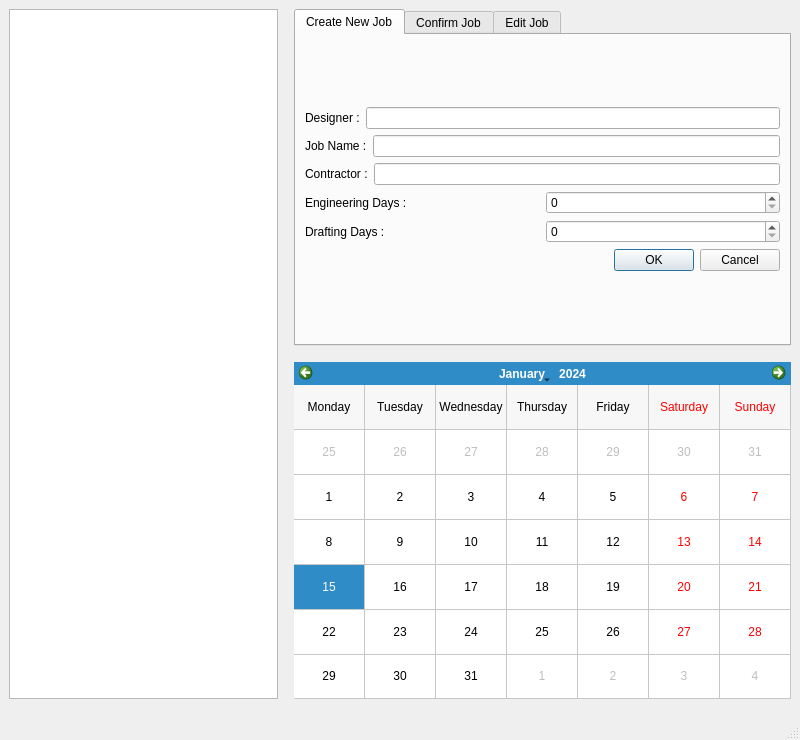
Qt form Job_UI.ui (dbw1/RHSD_software) before a commit.
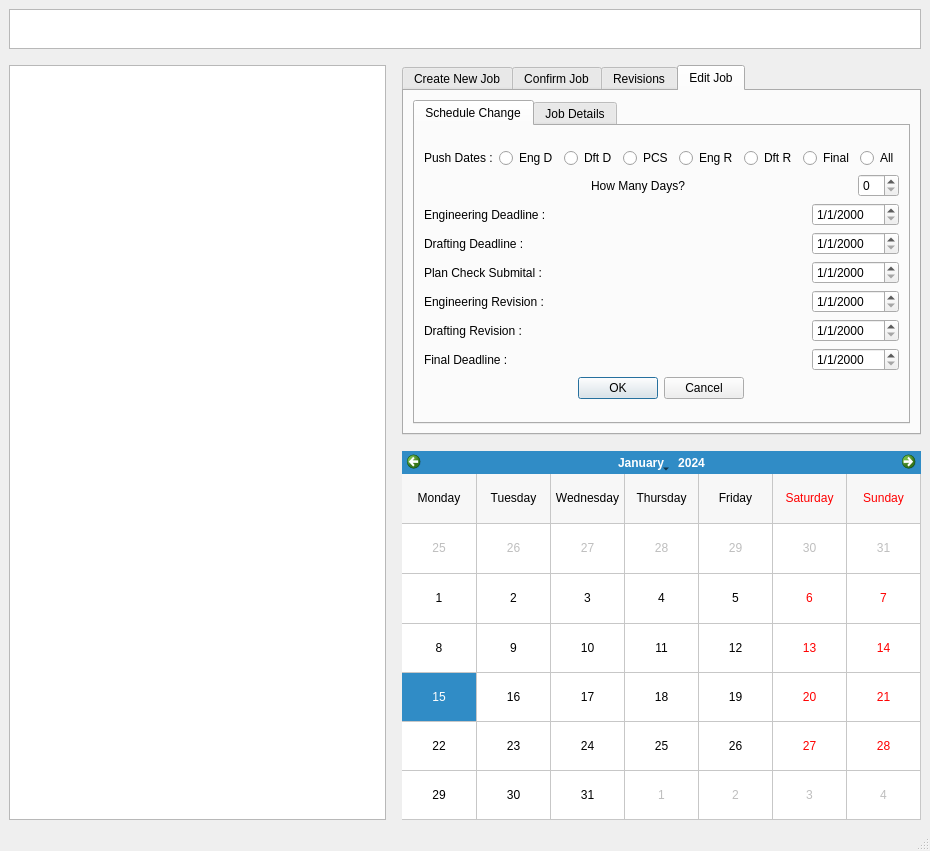
The same form after that commit. The open tabs and pages were chosen to show the change.

```diff
--- a/Job_UI.ui
+++ b/Job_UI.ui
@@ -6,8 +6,8 @@
    <rect>
     <x>0</x>
     <y>0</y>
-    <width>800</width>
-    <height>740</height>
+    <width>930</width>
+    <height>851</height>
    </rect>
   </property>
   <property name="windowTitle">
@@ -15,23 +15,36 @@
   </property>
   <widget class="QWidget" name="centralwidget">
    <layout class="QVBoxLayout" name="verticalLayout_5">
+    <item>
+     <widget class="QTableWidget" name="JobInfoPanel">
+      <property name="maximumSize">
+       <size>
+        <width>16777215</width>
+        <height>40</height>
+       </size>
+      </property>
+     </widget>
+    </item>
+    <item>
+     <spacer name="verticalSpacer">
+      <property name="orientation">
+       <enum>Qt::Vertical</enum>
+      </property>
+      <property name="sizeType">
+       <enum>QSizePolicy::Fixed</enum>
+      </property>
+      <property name="sizeHint" stdset="0">
+       <size>
+        <width>50</width>
+        <height>10</height>
+       </size>
+      </property>
+     </spacer>
+    </item>
     <item>
      <layout class="QHBoxLayout" name="horizontalLayout_9">
       <item>
-       <widget class="QListView" name="FileList">
-        <property name="maximumSize">
-         <size>
-          <width>436</width>
-          <height>16777215</height>
-         </size>
-        </property>
-        <property name="sizeIncrement">
-         <size>
-          <width>0</width>
-          <height>3</height>
-         </size>
-        </property>
-       </widget>
+       <widget class="QColumnView" name="JobListColumn"/>
       </item>
       <item>
        <spacer name="horizontalSpacer">
@@ -57,7 +70,7 @@
            <enum>Qt::LeftToRight</enum>
           </property>
           <property name="currentIndex">
-           <number>0</number>
+           <number>3</number>
           </property>
           <widget class="QWidget" name="CreateJobWidget">
            <attribute name="title">
@@ -76,7 +89,7 @@
                  </widget>
                 </item>
                 <item>
-                 <widget class="QLineEdit" name="designerName"/>
+                 <widget class="QLineEdit" name="designerName_txt"/>
                 </item>
                </layout>
               </item>
@@ -90,7 +103,7 @@
                  </widget>
                 </item>
                 <item>
-                 <widget class="QLineEdit" name="lineEdit_2"/>
+                 <widget class="QLineEdit" name="JobName_txt"/>
                 </item>
                </layout>
               </item>
@@ -104,7 +117,7 @@
                  </widget>
                 </item>
                 <item>
-                 <widget class="QLineEdit" name="lineEdit_3"/>
+                 <widget class="QLineEdit" name="Contractor_txt"/>
                 </item>
                </layout>
               </item>
@@ -118,7 +131,14 @@
                  </widget>
                 </item>
                 <item>
-                 <widget class="QSpinBox" name="spinBox"/>
+                 <widget class="QSpinBox" name="EngDays_spin">
+                  <property name="sizePolicy">
+                   <sizepolicy hsizetype="Fixed" vsizetype="Fixed">
+                    <horstretch>0</horstretch>
+                    <verstretch>0</verstretch>
+                   </sizepolicy>
+                  </property>
+                 </widget>
                 </item>
                </layout>
               </item>
@@ -132,12 +152,43 @@
                  </widget>
                 </item>
                 <item>
-                 <widget class="QSpinBox" name="spinBox_2"/>
+                 <widget class="QSpinBox" name="DftDays_spin">
+                  <property name="sizePolicy">
+                   <sizepolicy hsizetype="Fixed" vsizetype="Fixed">
+                    <horstretch>0</horstretch>
+                    <verstretch>0</verstretch>
+                   </sizepolicy>
+                  </property>
+                 </widget>
                 </item>
                </layout>
               </item>
               <item>
-               <widget class="QDialogButtonBox" name="CreateJobConfirm">
+               <layout class="QHBoxLayout" name="horizontalLayout_19">
+                <item>
+                 <widget class="QLabel" name="start_date">
+                  <property name="text">
+                   <string>Starting Date :</string>
+                  </property>
+                 </widget>
+                </item>
+                <item>
+                 <widget class="QDateEdit" name="StartDay_date">
+                  <property name="sizePolicy">
+                   <sizepolicy hsizetype="Fixed" vsizetype="Fixed">
+                    <horstretch>0</horstretch>
+                    <verstretch>0</verstretch>
+                   </sizepolicy>
+                  </property>
+                  <property name="displayFormat">
+                   <string>M/d/yyyy</string>
+                  </property>
+                 </widget>
+                </item>
+               </layout>
+              </item>
+              <item>
+               <widget class="QDialogButtonBox" name="CreateJobConfirm_btn">
                 <property name="standardButtons">
                  <set>QDialogButtonBox::Cancel|QDialogButtonBox::Ok</set>
                 </property>
@@ -147,7 +198,7 @@
             </item>
            </layout>
           </widget>
-          <widget class="QWidget" name="tab_2">
+          <widget class="QWidget" name="ConfirmJobWidget">
            <attribute name="title">
             <string>Confirm Job</string>
            </attribute>
@@ -164,7 +215,7 @@
                  </widget>
                 </item>
                 <item>
-                 <widget class="QCheckBox" name="DepositCheckBox">
+                 <widget class="QCheckBox" name="Deposit_CheckBox">
                   <property name="text">
                    <string>Yes</string>
                   </property>
@@ -185,10 +236,19 @@
                  </widget>
                 </item>
                 <item>
-                 <widget class="QDateEdit" name="DepositDateEdit">
+                 <widget class="QDateEdit" name="DepositDate_spin">
+                  <property name="sizePolicy">
+                   <sizepolicy hsizetype="Fixed" vsizetype="Fixed">
+                    <horstretch>0</horstretch>
+                    <verstretch>0</verstretch>
+                   </sizepolicy>
+                  </property>
                   <property name="contextMenuPolicy">
                    <enum>Qt::DefaultContextMenu</enum>
                   </property>
+                  <property name="displayFormat">
+                   <string>M/d/yyyy</string>
+                  </property>
                   <property name="calendarPopup">
                    <bool>true</bool>
                   </property>
@@ -204,7 +264,7 @@
                </layout>
               </item>
               <item>
-               <widget class="QDialogButtonBox" name="ConfirmJobConfirm">
+               <widget class="QDialogButtonBox" name="ConfirmJobConfirm_btn">
                 <property name="layoutDirection">
                  <enum>Qt::RightToLeft</enum>
                 </property>
@@ -219,7 +279,7 @@
               <item>
                <layout class="QHBoxLayout" name="horizontalLayout_11">
                 <item alignment="Qt::AlignHCenter">
-                 <widget class="QLabel" name="JobIdPrint">
+                 <widget class="QLabel" name="JobIDprint_field">
                   <property name="enabled">
                    <bool>true</bool>
                   </property>
@@ -249,10 +309,391 @@
             </item>
            </layout>
           </widget>
-          <widget class="QWidget" name="tab_3">
+          <widget class="QWidget" name="RevisionWidget">
+           <property name="enabled">
+            <bool>true</bool>
+           </property>
+           <property name="accessibleName">
+            <string>Revision</string>
+           </property>
+           <attribute name="title">
+            <string>Revisions</string>
+           </attribute>
+           <layout class="QVBoxLayout" name="verticalLayout_10">
+            <item>
+             <layout class="QVBoxLayout" name="verticalLayout_9">
+              <item>
+               <layout class="QHBoxLayout" name="horizontalLayout_20">
+                <item>
+                 <widget class="QLabel" name="label_12">
+                  <property name="enabled">
+                   <bool>true</bool>
+                  </property>
+                  <property name="text">
+                   <string>Plan Check Return Date :</string>
+                  </property>
+                 </widget>
+                </item>
+                <item>
+                 <widget class="QDateEdit" name="PlanCheckReturn_date">
+                  <property name="sizePolicy">
+                   <sizepolicy hsizetype="Fixed" vsizetype="Fixed">
+                    <horstretch>0</horstretch>
+                    <verstretch>0</verstretch>
+                   </sizepolicy>
+                  </property>
+                  <property name="displayFormat">
+                   <string>M/d/yyyy</string>
+                  </property>
+                 </widget>
+                </item>
+               </layout>
+              </item>
+              <item>
+               <layout class="QHBoxLayout" name="horizontalLayout_21">
+                <item>
+                 <widget class="QLabel" name="label_13">
+                  <property name="text">
+                   <string>Engineering Revision Days :</string>
+                  </property>
+                 </widget>
+                </item>
+                <item>
+                 <widget class="QSpinBox" name="EngRevisionDays_spin">
+                  <property name="sizePolicy">
+                   <sizepolicy hsizetype="Fixed" vsizetype="Fixed">
+                    <horstretch>0</horstretch>
+                    <verstretch>0</verstretch>
+                   </sizepolicy>
+                  </property>
+                 </widget>
+                </item>
+               </layout>
+              </item>
+              <item>
+               <layout class="QHBoxLayout" name="horizontalLayout_22">
+                <item>
+                 <widget class="QLabel" name="label_14">
+                  <property name="text">
+                   <string>Drafting Revision Days :</string>
+                  </property>
+                 </widget>
+                </item>
+                <item>
+                 <widget class="QSpinBox" name="DraftRevisionDays_spin">
+                  <property name="sizePolicy">
+                   <sizepolicy hsizetype="Fixed" vsizetype="Fixed">
+                    <horstretch>0</horstretch>
+                    <verstretch>0</verstretch>
+                   </sizepolicy>
+                  </property>
+                 </widget>
+                </item>
+               </layout>
+              </item>
+              <item alignment="Qt::AlignHCenter">
+               <widget class="QDialogButtonBox" name="RevisionConfirm_btn">
+                <property name="standardButtons">
+                 <set>QDialogButtonBox::Cancel|QDialogButtonBox::Ok</set>
+                </property>
+               </widget>
+              </item>
+             </layout>
+            </item>
+           </layout>
+          </widget>
+          <widget class="QWidget" name="EditJobWidget">
            <attribute name="title">
             <string>Edit Job</string>
            </attribute>
+           <layout class="QVBoxLayout" name="verticalLayout_4">
+            <item>
+             <widget class="QTabWidget" name="Changes">
+              <property name="currentIndex">
+               <number>1</number>
+              </property>
+              <widget class="QWidget" name="SchedChange_tab">
+               <attribute name="title">
+                <string>Schedule Change</string>
+               </attribute>
+               <layout class="QVBoxLayout" name="verticalLayout_11">
+                <item>
+                 <layout class="QVBoxLayout" name="verticalLayout">
+                  <item>
+                   <layout class="QHBoxLayout" name="horizontalLayout_17">
+                    <item>
+                     <widget class="QLabel" name="label_10">
+                      <property name="text">
+                       <string>Push Dates :</string>
+                      </property>
+                     </widget>
+                    </item>
+                    <item>
+                     <widget class="QRadioButton" name="EngDead_btn">
+                      <property name="text">
+                       <string>Eng D</string>
+                      </property>
+                     </widget>
+                    </item>
+                    <item>
+                     <widget class="QRadioButton" name="DftDead_btn">
+                      <property name="text">
+                       <string>Dft D</string>
+                      </property>
+                     </widget>
+                    </item>
+                    <item>
+                     <widget class="QRadioButton" name="PlanCheck_btn">
+                      <property name="text">
+                       <string>PCS</string>
+                      </property>
+                     </widget>
+                    </item>
+                    <item>
+                     <widget class="QRadioButton" name="EngRevision_btn">
+                      <property name="text">
+                       <string>Eng R</string>
+                      </property>
+                     </widget>
+                    </item>
+                    <item>
+                     <widget class="QRadioButton" name="DftRevision_btn">
+                      <property name="text">
+                       <string>Dft R</string>
+                      </property>
+                     </widget>
+                    </item>
+                    <item>
+                     <widget class="QRadioButton" name="Final_btn">
+                      <property name="text">
+                       <string>Final</string>
+                      </property>
+                     </widget>
+                    </item>
+                    <item>
+                     <widget class="QRadioButton" name="SchedAll_btn">
+                      <property name="text">
+                       <string>All</string>
+                      </property>
+                     </widget>
+                    </item>
+                   </layout>
+                  </item>
+                  <item>
+                   <layout class="QHBoxLayout" name="horizontalLayout_18">
+                    <item alignment="Qt::AlignHCenter">
+                     <widget class="QLabel" name="label_11">
+                      <property name="text">
+                       <string>How Many Days?</string>
+                      </property>
+                     </widget>
+                    </item>
+                    <item>
+                     <widget class="QSpinBox" name="PushDays_spin">
+                      <property name="sizePolicy">
+                       <sizepolicy hsizetype="Fixed" vsizetype="Fixed">
+                        <horstretch>0</horstretch>
+                        <verstretch>0</verstretch>
+                       </sizepolicy>
+                      </property>
+                     </widget>
+                    </item>
+                   </layout>
+                  </item>
+                  <item>
+                   <layout class="QHBoxLayout" name="horizontalLayout_7">
+                    <item>
+                     <widget class="QLabel" name="label_2">
+                      <property name="text">
+                       <string>Engineering Deadline :</string>
+                      </property>
+                     </widget>
+                    </item>
+                    <item>
+                     <widget class="QDateEdit" name="EngDeadline_date">
+                      <property name="sizePolicy">
+                       <sizepolicy hsizetype="Fixed" vsizetype="Fixed">
+                        <horstretch>0</horstretch>
+                        <verstretch>0</verstretch>
+                       </sizepolicy>
+                      </property>
+                      <property name="displayFormat">
+                       <string>M/d/yyyy</string>
+                      </property>
+                     </widget>
+                    </item>
+                   </layout>
+                  </item>
+                  <item>
+                   <layout class="QHBoxLayout" name="horizontalLayout_6">
+                    <item>
+                     <widget class="QLabel" name="label_3">
+                      <property name="text">
+                       <string>Drafting Deadline :</string>
+                      </property>
+                     </widget>
+                    </item>
+                    <item>
+                     <widget class="QDateEdit" name="DftDeadline_date">
+                      <property name="sizePolicy">
+                       <sizepolicy hsizetype="Fixed" vsizetype="Fixed">
+                        <horstretch>0</horstretch>
+                        <verstretch>0</verstretch>
+                       </sizepolicy>
+                      </property>
+                      <property name="displayFormat">
+                       <string>M/d/yyyy</string>
+                      </property>
+                     </widget>
+                    </item>
+                   </layout>
+                  </item>
+                  <item>
+                   <layout class="QHBoxLayout" name="horizontalLayout_8">
+                    <item>
+                     <widget class="QLabel" name="label_4">
+                      <property name="text">
+                       <string>Plan Check Submital :</string>
+                      </property>
+                     </widget>
+                    </item>
+                    <item>
+                     <widget class="QDateEdit" name="PlanCheck_date">
+                      <property name="sizePolicy">
+                       <sizepolicy hsizetype="Fixed" vsizetype="Fixed">
+                        <horstretch>0</horstretch>
+                        <verstretch>0</verstretch>
+                       </sizepolicy>
+                      </property>
+                      <property name="displayFormat">
+                       <string>M/d/yyyy</string>
+                      </property>
+                     </widget>
+                    </item>
+                   </layout>
+                  </item>
+                  <item>
+                   <layout class="QHBoxLayout" name="horizontalLayout_13">
+                    <item>
+                     <widget class="QLabel" name="label_5">
+                      <property name="text">
+                       <string>Engineering Revision :</string>
+                      </property>
+                     </widget>
+                    </item>
+                    <item>
+                     <widget class="QDateEdit" name="EngRevision_date">
+                      <property name="sizePolicy">
+                       <sizepolicy hsizetype="Fixed" vsizetype="Fixed">
+                        <horstretch>0</horstretch>
+                        <verstretch>0</verstretch>
+                       </sizepolicy>
+                      </property>
+                      <property name="displayFormat">
+                       <string>M/d/yyyy</string>
+                      </property>
+                     </widget>
+                    </item>
+                   </layout>
+                  </item>
+                  <item>
+                   <layout class="QHBoxLayout" name="horizontalLayout_14">
+                    <item>
+                     <widget class="QLabel" name="label_7">
+                      <property name="text">
+                       <string>Drafting Revision :</string>
+                      </property>
+                     </widget>
+                    </item>
+                    <item>
+                     <widget class="QDateEdit" name="DftRevision_date">
+                      <property name="sizePolicy">
+                       <sizepolicy hsizetype="Fixed" vsizetype="Fixed">
+                        <horstretch>0</horstretch>
+                        <verstretch>0</verstretch>
+                       </sizepolicy>
+                      </property>
+                      <property name="displayFormat">
+                       <string>M/d/yyyy</string>
+                      </property>
+                     </widget>
+                    </item>
+                   </layout>
+                  </item>
+                  <item>
+                   <layout class="QHBoxLayout" name="horizontalLayout_15">
+                    <item>
+                     <widget class="QLabel" name="label_8">
+                      <property name="text">
+                       <string>Final Deadline :</string>
+                      </property>
+                     </widget>
+                    </item>
+                    <item>
+                     <widget class="QDateEdit" name="FinalDeadline_date">
+                      <property name="sizePolicy">
+                       <sizepolicy hsizetype="Fixed" vsizetype="Fixed">
+                        <horstretch>0</horstretch>
+                        <verstretch>0</verstretch>
+                       </sizepolicy>
+                      </property>
+                      <property name="displayFormat">
+                       <string>M/d/yyyy</string>
+                      </property>
+                     </widget>
+                    </item>
+                   </layout>
+                  </item>
+                  <item alignment="Qt::AlignHCenter">
+                   <widget class="QDialogButtonBox" name="buttonBox">
+                    <property name="standardButtons">
+                     <set>QDialogButtonBox::Cancel|QDialogButtonBox::Ok</set>
+                    </property>
+                   </widget>
+                  </item>
+                 </layout>
+                </item>
+               </layout>
+              </widget>
+              <widget class="QWidget" name="JobDetail_tab">
+               <attribute name="title">
+                <string>Job Details</string>
+               </attribute>
+               <layout class="QVBoxLayout" name="verticalLayout_13">
+                <item>
+                 <layout class="QVBoxLayout" name="verticalLayout_12">
+                  <item>
+                   <layout class="QHBoxLayout" name="horizontalLayout_16">
+                    <item>
+                     <widget class="QLabel" name="label_15">
+                      <property name="text">
+                       <string>TextLabel</string>
+                      </property>
+                     </widget>
+                    </item>
+                   </layout>
+                  </item>
+                  <item>
+                   <layout class="QHBoxLayout" name="horizontalLayout_23">
+                    <item>
+                     <widget class="QLabel" name="label_16">
+                      <property name="text">
+                       <string>TextLabel</string>
+                      </property>
+                     </widget>
+                    </item>
+                   </layout>
+                  </item>
+                  <item>
+                   <layout class="QHBoxLayout" name="horizontalLayout_25"/>
+                  </item>
+                 </layout>
+                </item>
+               </layout>
+              </widget>
+             </widget>
+            </item>
+           </layout>
           </widget>
          </widget>
         </item>
@@ -298,22 +739,6 @@
       </item>
      </layout>
     </item>
-    <item>
-     <spacer name="verticalSpacer">
-      <property name="orientation">
-       <enum>Qt::Vertical</enum>
-      </property>
-      <property name="sizeType">
-       <enum>QSizePolicy::Fixed</enum>
-      </property>
-      <property name="sizeHint" stdset="0">
-       <size>
-        <width>50</width>
-        <height>10</height>
-       </size>
-      </property>
-     </spacer>
-    </item>
    </layout>
   </widget>
   <widget class="QMenuBar" name="menubar">
@@ -321,7 +746,7 @@
     <rect>
      <x>0</x>
      <y>0</y>
-     <width>800</width>
+     <width>930</width>
      <height>22</height>
     </rect>
    </property>
```
